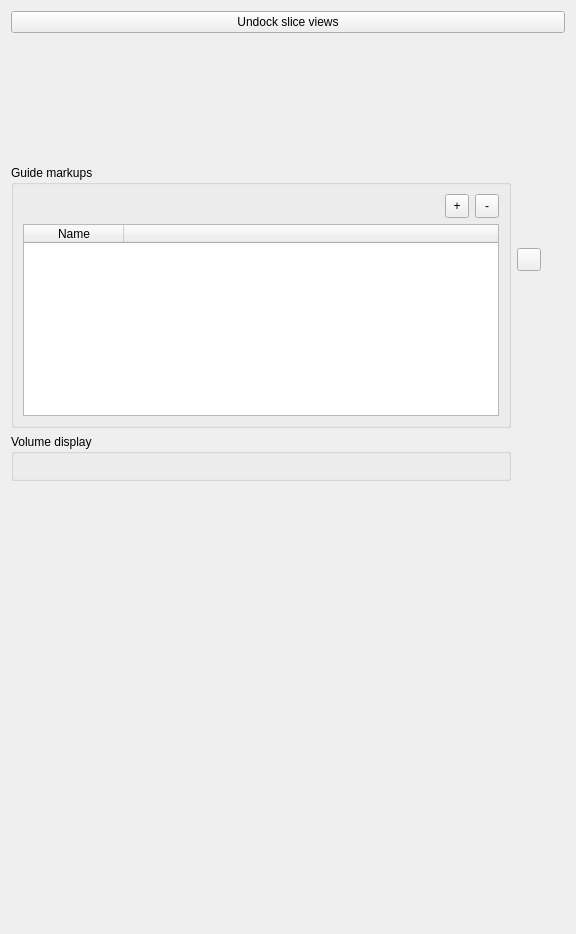
HOA-2/SlicerNeuroSegmentation, file NeuroSegment/Resources/UI/NeuroSegment.ui: the form before one commit.
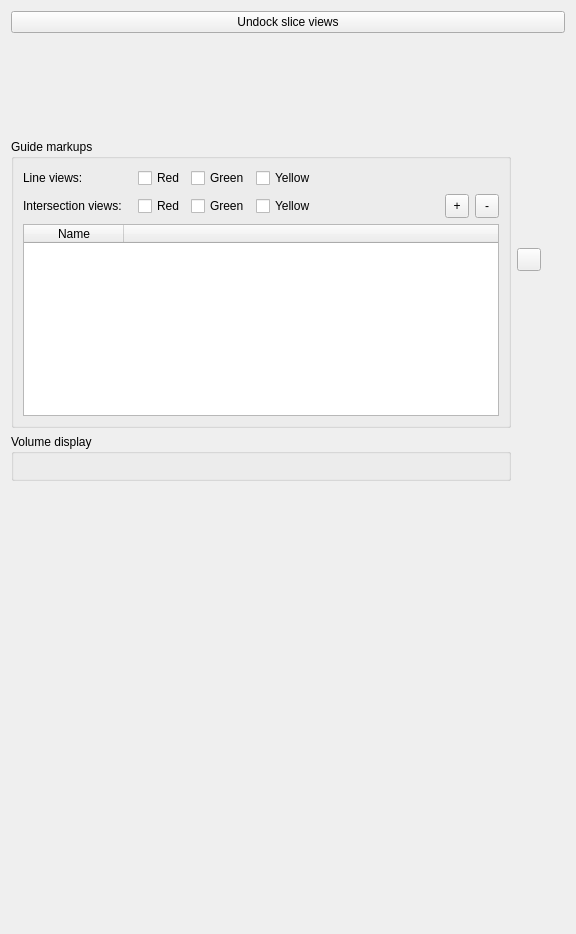
The form after the commit. Custom widgets are drawn as their Qt base class.

Commit message: ENH: Add check boxes to toggle intersection visibility

Patch:
```diff
--- a/NeuroSegment/Resources/UI/NeuroSegment.ui
+++ b/NeuroSegment/Resources/UI/NeuroSegment.ui
@@ -54,40 +54,22 @@
          </property>
          <layout class="QVBoxLayout" name="verticalLayout_4">
           <item>
-           <layout class="QHBoxLayout" name="horizontalLayout_2">
-            <item>
-             <spacer name="horizontalSpacer">
-              <property name="orientation">
-               <enum>Qt::Horizontal</enum>
+           <layout class="QGridLayout" name="gridLayout">
+            <item row="1" column="0">
+             <widget class="QLabel" name="label_2">
+              <property name="text">
+               <string>Intersection views:</string>
               </property>
-              <property name="sizeHint" stdset="0">
-               <size>
-                <width>40</width>
-                <height>20</height>
-               </size>
-              </property>
-             </spacer>
+             </widget>
             </item>
-            <item>
-             <widget class="QToolButton" name="addGuideCurveButton">
-              <property name="minimumSize">
-               <size>
-                <width>24</width>
-                <height>24</height>
-               </size>
-              </property>
-              <property name="baseSize">
-               <size>
-                <width>24</width>
-                <height>24</height>
-               </size>
-              </property>
+            <item row="0" column="0">
+             <widget class="QLabel" name="label">
               <property name="text">
-               <string>+</string>
+               <string>Line views:</string>
               </property>
              </widget>
             </item>
-            <item>
+            <item row="1" column="7">
              <widget class="QToolButton" name="removeGuideCurveButton">
               <property name="minimumSize">
                <size>
@@ -118,6 +100,96 @@
               </property>
              </widget>
             </item>
+            <item row="0" column="2">
+             <widget class="QCheckBox" name="lineViewRedCheckBox">
+              <property name="text">
+               <string>Red</string>
+              </property>
+             </widget>
+            </item>
+            <item row="0" column="3">
+             <widget class="QCheckBox" name="lineViewGreenCheckBox">
+              <property name="text">
+               <string>Green</string>
+              </property>
+             </widget>
+            </item>
+            <item row="0" column="4">
+             <widget class="QCheckBox" name="lineViewYellowCheckBox">
+              <property name="text">
+               <string>Yellow</string>
+              </property>
+             </widget>
+            </item>
+            <item row="1" column="3">
+             <widget class="QCheckBox" name="intersectionViewGreenCheckBox">
+              <property name="text">
+               <string>Green</string>
+              </property>
+             </widget>
+            </item>
+            <item row="1" column="2">
+             <widget class="QCheckBox" name="intersectionViewRedCheckBox">
+              <property name="text">
+               <string>Red</string>
+              </property>
+             </widget>
+            </item>
+            <item row="1" column="4">
+             <widget class="QCheckBox" name="intersectionViewYellowCheckBox">
+              <property name="text">
+               <string>Yellow</string>
+              </property>
+             </widget>
+            </item>
+            <item row="0" column="1">
+             <spacer name="horizontalSpacer_2">
+              <property name="orientation">
+               <enum>Qt::Horizontal</enum>
+              </property>
+              <property name="sizeType">
+               <enum>QSizePolicy::Fixed</enum>
+              </property>
+              <property name="sizeHint" stdset="0">
+               <size>
+                <width>10</width>
+                <height>20</height>
+               </size>
+              </property>
+             </spacer>
+            </item>
+            <item row="0" column="5">
+             <spacer name="horizontalSpacer">
+              <property name="orientation">
+               <enum>Qt::Horizontal</enum>
+              </property>
+              <property name="sizeHint" stdset="0">
+               <size>
+                <width>40</width>
+                <height>20</height>
+               </size>
+              </property>
+             </spacer>
+            </item>
+            <item row="1" column="6">
+             <widget class="QToolButton" name="addGuideCurveButton">
+              <property name="minimumSize">
+               <size>
+                <width>24</width>
+                <height>24</height>
+               </size>
+              </property>
+              <property name="baseSize">
+               <size>
+                <width>24</width>
+                <height>24</height>
+               </size>
+              </property>
+              <property name="text">
+               <string>+</string>
+              </property>
+             </widget>
+            </item>
            </layout>
           </item>
           <item>
```
The commit also changes 4 other files.
